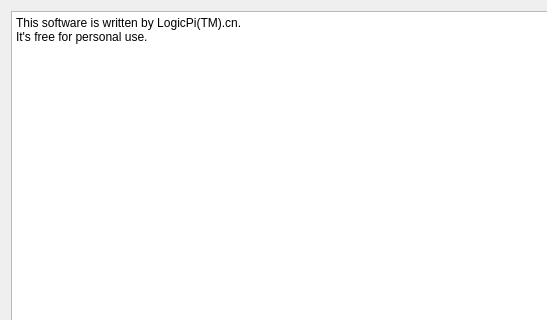
This is form_about.ui in LogicPi-cn/SerialMasterQt5 as Qt 5 draws it before an edit; both pictures show x 0 to 547 and y 0 to 320 of the 640 by 480 pixel window. The edited form follows.
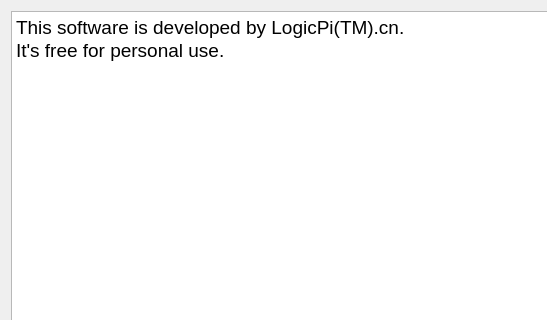
This is the edited form.

The edit to the form file:
```diff
--- a/form_about.ui
+++ b/form_about.ui
@@ -21,8 +21,8 @@
 &lt;html&gt;&lt;head&gt;&lt;meta name=&quot;qrichtext&quot; content=&quot;1&quot; /&gt;&lt;style type=&quot;text/css&quot;&gt;
 p, li { white-space: pre-wrap; }
 &lt;/style&gt;&lt;/head&gt;&lt;body style=&quot; font-family:'SimSun'; font-size:9pt; font-weight:400; font-style:normal;&quot;&gt;
-&lt;p style=&quot; margin-top:0px; margin-bottom:0px; margin-left:0px; margin-right:0px; -qt-block-indent:0; text-indent:0px;&quot;&gt;This software is written by LogicPi(TM).cn.&lt;/p&gt;
-&lt;p style=&quot; margin-top:0px; margin-bottom:0px; margin-left:0px; margin-right:0px; -qt-block-indent:0; text-indent:0px;&quot;&gt;It's free for personal use.&lt;/p&gt;&lt;/body&gt;&lt;/html&gt;</string>
+&lt;p style=&quot; margin-top:0px; margin-bottom:0px; margin-left:0px; margin-right:0px; -qt-block-indent:0; text-indent:0px;&quot;&gt;&lt;span style=&quot; font-size:14pt;&quot;&gt;This software is developed by LogicPi(TM).cn.&lt;/span&gt;&lt;/p&gt;
+&lt;p style=&quot; margin-top:0px; margin-bottom:0px; margin-left:0px; margin-right:0px; -qt-block-indent:0; text-indent:0px;&quot;&gt;&lt;span style=&quot; font-size:14pt;&quot;&gt;It's free for personal use.&lt;/span&gt;&lt;/p&gt;&lt;/body&gt;&lt;/html&gt;</string>
      </property>
     </widget>
    </item>
```
